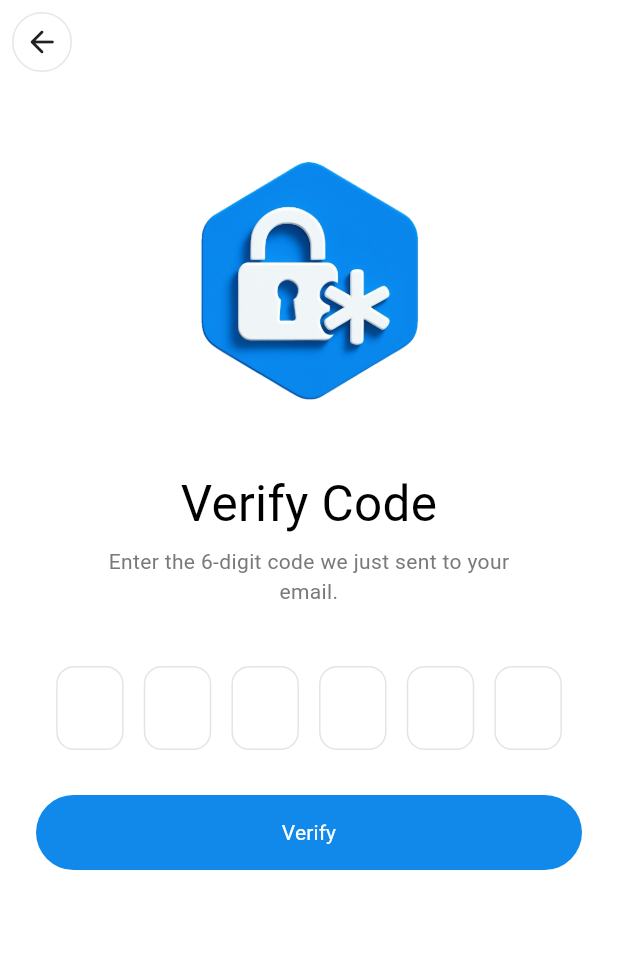
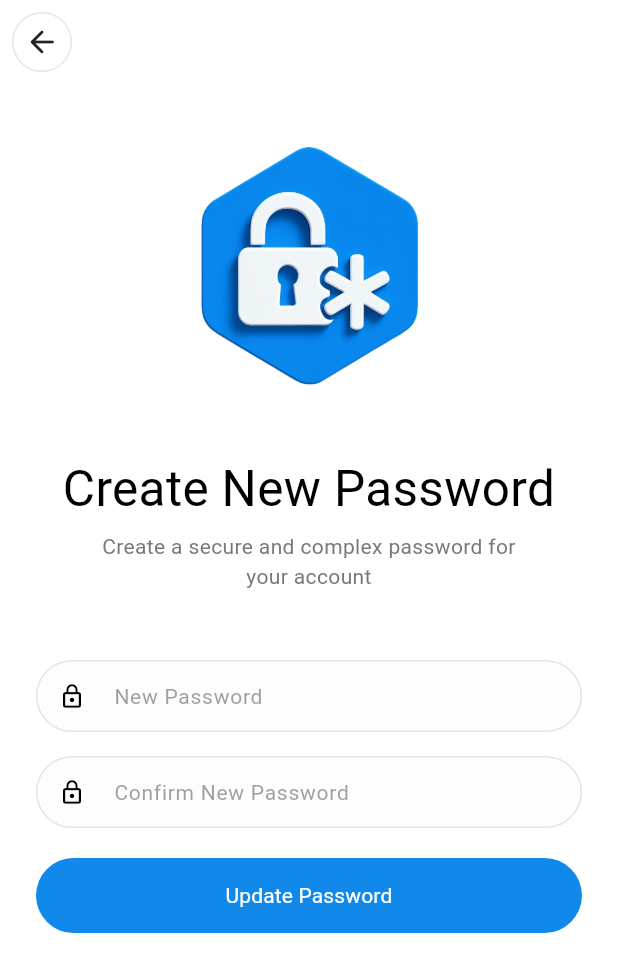
Before and after one commit to huraira-younas/watchmate, a Flutter app: the VerifyCodeScreen screen opened by its route, after a tap on "Verify", on a phone screen of 412 x 824 dp. Shown: the top 972 px of the screen. Run offline on Flutter 3.47's test engine with Material 3 defaults, Android fonts, the phone set to English and light mode, and no system bars; our stand-ins replace cached_network_image, country_picker, dio, flutter_bloc, go_router, loading_animation_widget and 1 more; accounts and stored records are empty; Roboto replaces fonts that are missing (Bold, Regular).

Commit message:
Added auth screens

```diff
--- a/watchmate_app/lib/router/routes/auth_routes.dart
+++ b/watchmate_app/lib/router/routes/auth_routes.dart
@@ -1,4 +1,5 @@
 import 'package:watchmate_app/screens/auth_screens/forgot_password_screen.dart';
+import 'package:watchmate_app/screens/auth_screens/new_password_screen.dart';
 import 'package:watchmate_app/screens/auth_screens/verify_code_screen.dart';
 import 'package:watchmate_app/screens/splash_screen/splash_screen.dart';
 import 'package:watchmate_app/screens/auth_screens/signup_screen.dart';
@@ -36,5 +37,18 @@ abstract class AuthRoutes {
     name: 'verify_code',
   );
 
-  static const all = [splash, login, signup, forgotPassword, verifyCode];
+  static const newPassword = AppRoute(
+    page: NewPasswordScreen(),
+    path: '/new_password',
+    name: 'new_password',
+  );
+
+  static const all = [
+    forgotPassword,
+    newPassword,
+    verifyCode,
+    splash,
+    signup,
+    login,
+  ];
 }
--- a/watchmate_app/lib/screens/auth_screens/login_screen.dart
+++ b/watchmate_app/lib/screens/auth_screens/login_screen.dart
@@ -68,7 +68,7 @@ class _LoginScreenState extends State<LoginScreen> {
                 size: AppConstants.subtitle,
                 color: theme.hintColor,
                 isCenter: true,
-              ),
+              ).padSym(h: 30),
               40.h,
               Form(
                 key: _keys[0],
--- /dev/null
+++ b/watchmate_app/lib/screens/auth_screens/new_password_screen.dart
@@ -0,0 +1,93 @@
+import 'package:watchmate_app/common_widget/custom_appbar.dart';
+import 'package:watchmate_app/common_widget/custom_button.dart';
+import 'package:watchmate_app/common_widget/text_widget.dart';
+import 'package:watchmate_app/router/routes/auth_routes.dart';
+import 'package:watchmate_app/common_widget/text_field.dart';
+import 'package:watchmate_app/constants/app_constants.dart';
+import 'package:watchmate_app/constants/app_assets.dart';
+import 'package:watchmate_app/constants/app_fonts.dart';
+import 'package:watchmate_app/extensions/exports.dart';
+import 'package:go_router/go_router.dart';
+import 'package:flutter/material.dart';
+
+class NewPasswordScreen extends StatefulWidget {
+  const NewPasswordScreen({super.key});
+
+  @override
+  State<NewPasswordScreen> createState() => _NewPasswordScreenState();
+}
+
+class _NewPasswordScreenState extends State<NewPasswordScreen> {
+  final _controllers = List.generate(2, (index) => TextEditingController());
+  final _keys = List.generate(2, (index) => GlobalKey<FormState>());
+
+  @override
+  Widget build(BuildContext context) {
+    final size = context.screenSize;
+    final theme = context.theme;
+
+    return Scaffold(
+      appBar: customAppBar(context: context),
+      body: SafeArea(
+        child: SingleChildScrollView(
+          padding: const EdgeInsets.symmetric(horizontal: 24.0),
+          child: Column(
+            children: [
+              20.h,
+              Image.asset(
+                AppAssets.icons.passwordIcon,
+                width: size.width * 0.5,
+              ).hero(AppConstants.appname),
+              20.h,
+              MyText(
+                size: size.width * 0.08,
+                family: AppFonts.bold,
+                text: "Create New Password",
+                isCenter: true,
+              ),
+              5.h,
+              MyText(
+                text: "Create a secure and complex password for your account",
+                size: AppConstants.subtitle,
+                color: theme.hintColor,
+                isCenter: true,
+              ).padSym(h: 30),
+              40.h,
+              Form(
+                key: _keys[0],
+                autovalidateMode: AutovalidateMode.onUserInteraction,
+                child: CustomTextField(
+                  prefixIcon: const Icon(Icons.lock_outline),
+                  controller: _controllers[0],
+                  hint: "New Password",
+                ),
+              ),
+              10.h,
+              Form(
+                key: _keys[1],
+                autovalidateMode: AutovalidateMode.onUserInteraction,
+                child: CustomTextField(
+                  prefixIcon: const Icon(Icons.lock_outline),
+                  controller: _controllers[1],
+                  hint: "Confirm New Password",
+                ),
+              ),
+              20.h,
+              CustomButton(
+                onPressed: () => context.go(AuthRoutes.login.path),
+                text: "Update Password",
+              ),
+              60.h,
+            ],
+          ),
+        ),
+      ),
+    );
+  }
+
+  @override
+  void dispose() {
+    _controllers.asMap().forEach((i, c) => c.dispose());
+    super.dispose();
+  }
+}
--- a/watchmate_app/lib/screens/auth_screens/signup_screen.dart
+++ b/watchmate_app/lib/screens/auth_screens/signup_screen.dart
@@ -50,7 +50,7 @@ class _SignupScreenState extends State<SignupScreen> {
                 size: AppConstants.subtitle,
                 color: theme.hintColor,
                 isCenter: true,
-              ),
+              ).padSym(h: 30),
               40.h,
               Form(
                 key: _keys[1],
--- a/watchmate_app/lib/screens/auth_screens/verify_code_screen.dart
+++ b/watchmate_app/lib/screens/auth_screens/verify_code_screen.dart
@@ -1,10 +1,6 @@
-import 'package:flutter/services.dart'
-    show
-        LengthLimitingTextInputFormatter,
-        FilteringTextInputFormatter,
-        LogicalKeyboardKey;
 import 'package:watchmate_app/common_widget/custom_appbar.dart';
 import 'package:watchmate_app/common_widget/custom_button.dart';
+import 'package:watchmate_app/router/routes/auth_routes.dart';
 import 'package:watchmate_app/common_widget/text_widget.dart';
 import 'package:watchmate_app/constants/app_constants.dart';
 import 'package:watchmate_app/constants/app_assets.dart';
@@ -12,7 +8,13 @@ import 'package:watchmate_app/constants/app_fonts.dart';
 import 'package:watchmate_app/extensions/exports.dart';
 import 'package:watchmate_app/cubits/theme_cubit.dart';
 import 'package:flutter_bloc/flutter_bloc.dart';
+import 'package:go_router/go_router.dart';
 import 'package:flutter/material.dart';
+import 'package:flutter/services.dart'
+    show
+        LengthLimitingTextInputFormatter,
+        FilteringTextInputFormatter,
+        LogicalKeyboardKey;
 
 class VerifyCodeScreen extends StatefulWidget {
   const VerifyCodeScreen({super.key});
@@ -43,7 +45,7 @@ class _VerifyCodeScreenState extends State<VerifyCodeScreen> {
             children: [
               30.h,
               Image.asset(
-                AppAssets.icons.passwordIcon,
+                AppAssets.icons.emailIcon,
                 width: size.width * 0.5,
               ).hero(AppConstants.appname),
               20.h,
@@ -110,7 +112,12 @@ class _VerifyCodeScreenState extends State<VerifyCodeScreen> {
                 }),
               ),
               30.h,
-              CustomButton(text: "Verify", onPressed: () {}),
+              CustomButton(
+                text: "Verify",
+                onPressed: () {
+                  context.pushReplacement(AuthRoutes.newPassword.path);
+                },
+              ),
             ],
           ),
         ),
```
